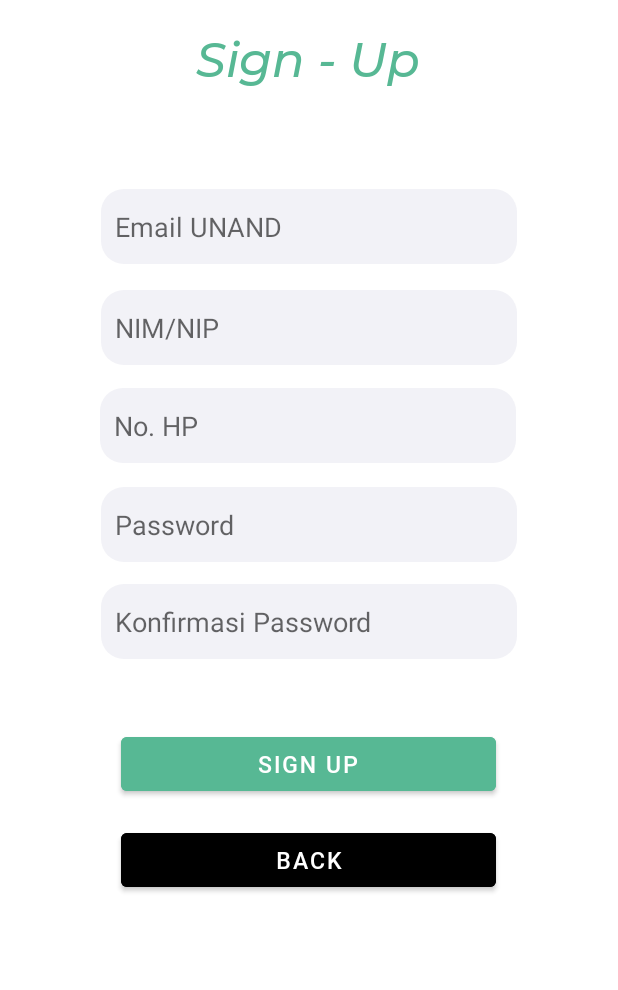
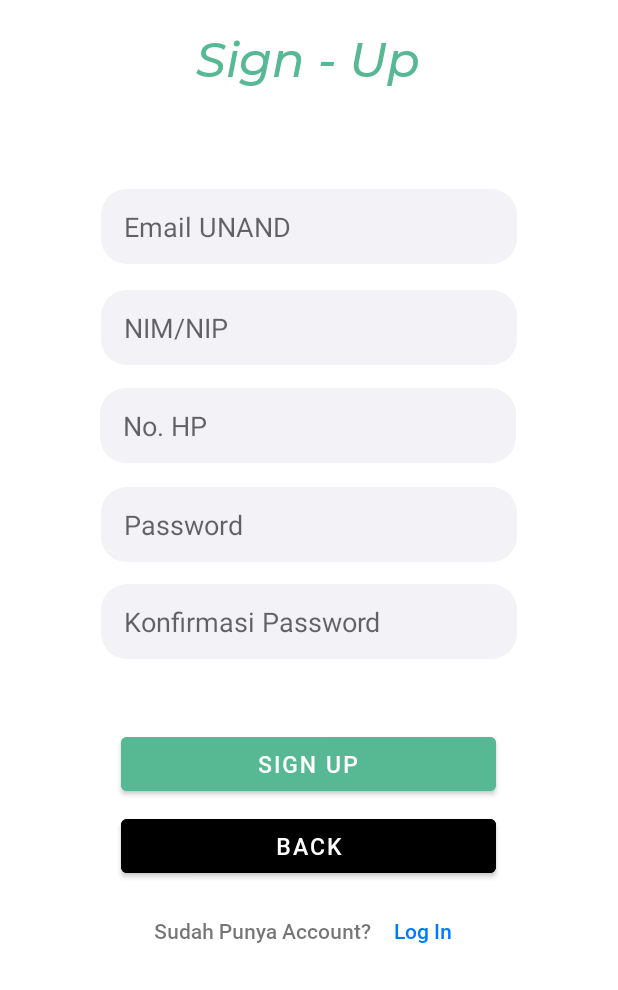
Before and after one commit to rafvyocta/UnLoc, an Android app: the signup screen opened directly, with no data from a screen before it, on a phone screen of 412 x 824 dp, the part 246-1236 px from its top. Run offline under Robolectric (Android 15) with nearby library versions, the phone set to English and light mode, and no system bars.

Commit message:
Third Code

```diff
--- a/app/src/main/java/com/example/tbptb/login.java
+++ b/app/src/main/java/com/example/tbptb/login.java
@@ -18,4 +18,9 @@ public class login extends AppCompatActivity {
         startActivity(new Intent(this, MainActivity.class));
         finish();
     }
+
+    public void buat(View view) {
+        startActivity(new Intent(this, signup.class));
+        finish();
+    }
 }
--- a/app/src/main/java/com/example/tbptb/signup.java
+++ b/app/src/main/java/com/example/tbptb/signup.java
@@ -23,4 +23,9 @@ public class signup extends AppCompatActivity {
         startActivity(new Intent(this, login.class));
         finish();
     }
+
+    public void masuk(View view) {
+        startActivity(new Intent(this, login.class));
+        finish();
+    }
 }
--- a/app/src/main/res/drawable/form.xml
+++ b/app/src/main/res/drawable/form.xml
@@ -2,8 +2,8 @@
 <selector xmlns:android="http://schemas.android.com/apk/res/android">
     <item>
         <shape android:shape="rectangle">
-            <corners android:radius="15dp"/>
             <solid android:color="#F2F2F7"/>
+            <corners android:radius="17dp"/>
         </shape>
     </item>
 </selector>
--- a/app/src/main/res/layout/signup.xml
+++ b/app/src/main/res/layout/signup.xml
@@ -42,7 +42,8 @@
         android:layout_height="50dp"
         android:background="@drawable/form"
         android:ems="13"
-        android:hint="  Email UNAND"
+        android:paddingLeft="15dp"
+        android:hint="Email UNAND"
         android:inputType="textEmailAddress"
         app:layout_constraintBottom_toBottomOf="parent"
         app:layout_constraintEnd_toEndOf="parent"
@@ -56,7 +57,8 @@
         android:layout_height="50dp"
         android:background="@drawable/form"
         android:ems="13"
-        android:hint="  NIM/NIP"
+        android:paddingLeft="15dp"
+        android:hint="NIM/NIP"
         android:inputType="number"
         app:layout_constraintBottom_toBottomOf="parent"
         app:layout_constraintEnd_toEndOf="parent"
@@ -70,7 +72,8 @@
         android:layout_height="50dp"
         android:background="@drawable/form"
         android:ems="13"
-        android:hint="  No. HP"
+        android:paddingLeft="15dp"
+        android:hint="No. HP"
         android:inputType="number"
         app:layout_constraintBottom_toBottomOf="parent"
         app:layout_constraintEnd_toEndOf="parent"
@@ -85,7 +88,8 @@
         android:layout_height="50dp"
         android:background="@drawable/form"
         android:ems="13"
-        android:hint="  Password"
+        android:paddingLeft="15dp"
+        android:hint="Password"
         android:inputType="textPassword"
         app:layout_constraintBottom_toBottomOf="parent"
         app:layout_constraintEnd_toEndOf="parent"
@@ -99,7 +103,8 @@
         android:layout_height="50dp"
         android:background="@drawable/form"
         android:ems="13"
-        android:hint="  Konfirmasi Password"
+        android:paddingLeft="15dp"
+        android:hint="Konfirmasi Password"
         android:inputType="textPassword"
         app:layout_constraintBottom_toBottomOf="parent"
         app:layout_constraintEnd_toEndOf="parent"
@@ -139,6 +144,37 @@
         app:layout_constraintHorizontal_bias="0.496"
         app:layout_constraintStart_toStartOf="parent"
         app:layout_constraintTop_toTopOf="parent"
-        app:layout_constraintVertical_bias="0.919" />
+        app:layout_constraintVertical_bias="0.907" />
+
+    <TextView
+        android:id="@+id/textView8"
+        android:layout_width="wrap_content"
+        android:layout_height="wrap_content"
+        android:fontFamily="@font/rm"
+        android:text="Sudah Punya Account?"
+        android:textSize="14dp"
+        app:layout_constraintBottom_toBottomOf="parent"
+        app:layout_constraintEnd_toEndOf="parent"
+        app:layout_constraintHorizontal_bias="0.384"
+        app:layout_constraintStart_toStartOf="parent"
+        app:layout_constraintTop_toTopOf="parent"
+        app:layout_constraintVertical_bias="0.963" />
+
+    <TextView
+        android:id="@+id/textView9"
+        android:layout_width="wrap_content"
+        android:layout_height="wrap_content"
+        android:fontFamily="@font/rm"
+        android:onClick="masuk"
+        android:text="Log In"
+        android:textColor="#007AFF"
+        android:textSize="14dp"
+        app:layout_constraintBottom_toBottomOf="parent"
+        app:layout_constraintEnd_toEndOf="parent"
+        app:layout_constraintHorizontal_bias="0.704"
+        app:layout_constraintStart_toStartOf="parent"
+        app:layout_constraintTop_toTopOf="parent"
+        app:layout_constraintVertical_bias="0.963"
+        tools:ignore="OnClick" />
 
 </androidx.constraintlayout.widget.ConstraintLayout>
```
Also changed, not shown: app/src/main/res/drawable/ic_baseline_person_24.xml (added, +10 -0 lines), app/src/main/res/layout/login.xml (+35 -3 lines).
